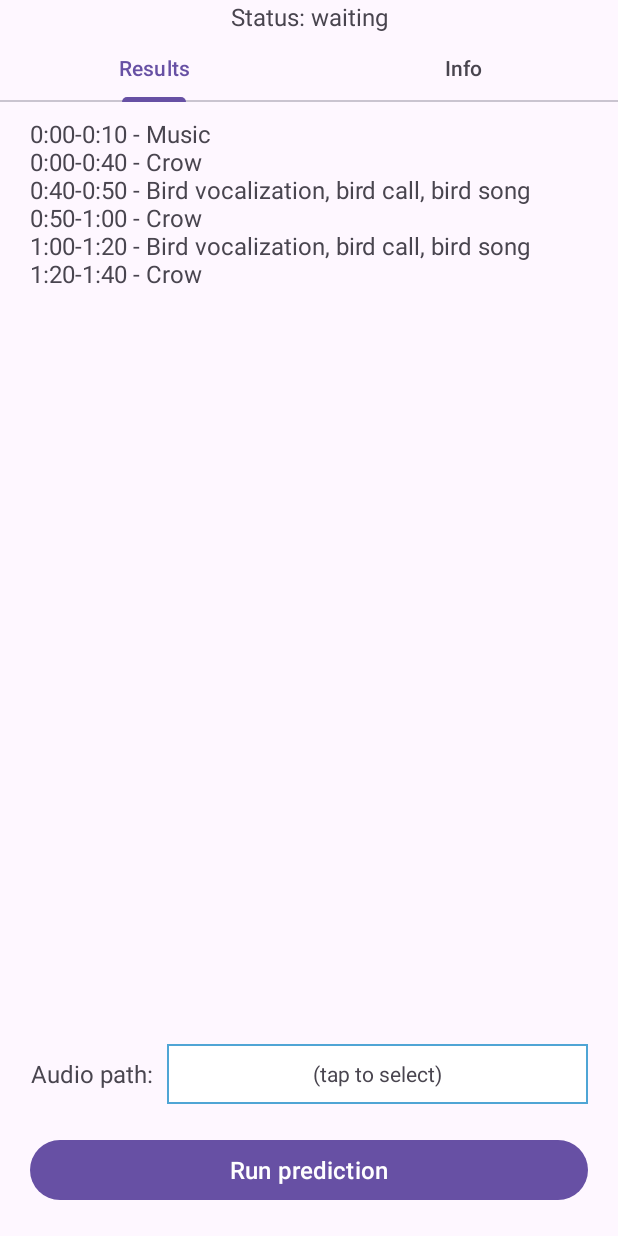
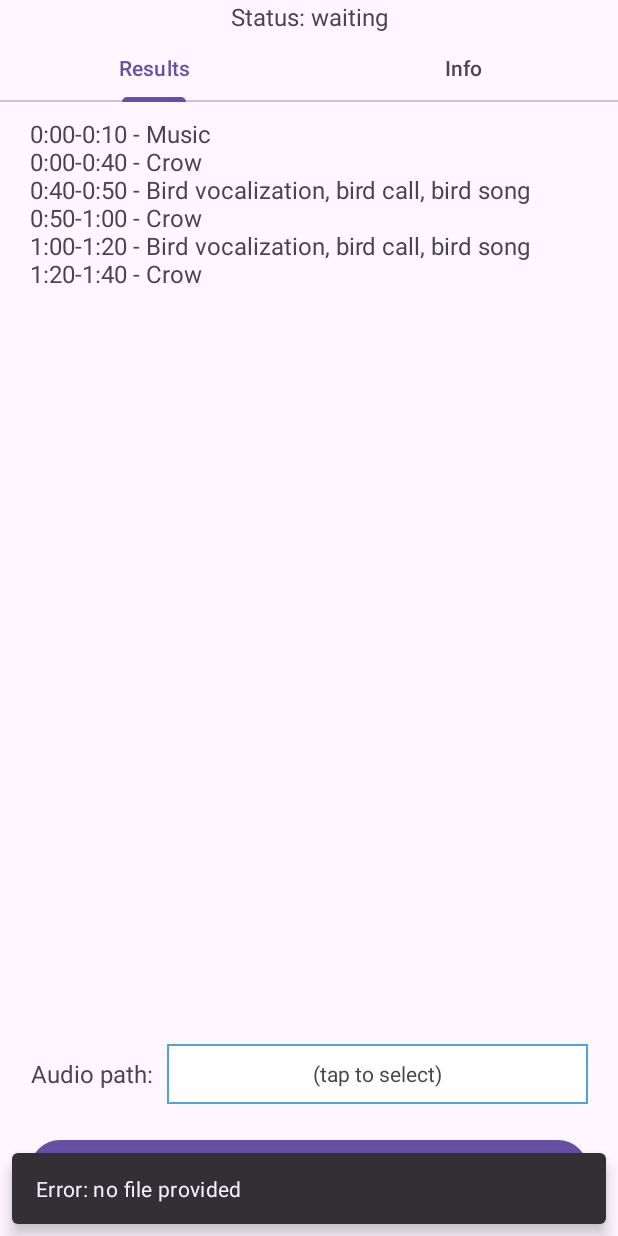
Before and after one commit to alexeyum/sound-event-finder, an Android app: the screen it shows after launch (MainActivity), after a tap on "Run prediction", on a phone screen of 412 x 824 dp. Run offline under Robolectric (Android 15) with nearby library versions, the phone set to English and light mode, and no system bars; libraries missing offline, so code that uses them is left out: com.developer.filepicker; 12 statements that could not run were skipped.

Commit message:
Error handling function

```diff
--- a/app/app/src/main/java/com/alexeyum/soundfinder/InfoFragment.java
+++ b/app/app/src/main/java/com/alexeyum/soundfinder/InfoFragment.java
@@ -7,13 +7,26 @@ import androidx.fragment.app.Fragment;
 import android.view.LayoutInflater;
 import android.view.View;
 import android.view.ViewGroup;
+import android.widget.TextView;
 
 
 public class InfoFragment extends Fragment {
+    TextView tvInfo;
+
     @Override
     public View onCreateView(LayoutInflater inflater, ViewGroup container,
                              Bundle savedInstanceState) {
         // Inflate the layout for this fragment
-        return inflater.inflate(R.layout.fragment_info, container, false);
+        View view = inflater.inflate(R.layout.fragment_info, container, false);
+
+        tvInfo = view.findViewById(R.id.tvInfo);
+
+        return view;
+    }
+
+    public void updateInfoText(String newText) {
+        if (tvInfo != null) {
+            tvInfo.setText(newText);
+        }
     }
 }
--- a/app/app/src/main/java/com/alexeyum/soundfinder/MainActivity.java
+++ b/app/app/src/main/java/com/alexeyum/soundfinder/MainActivity.java
@@ -7,14 +7,17 @@ import androidx.fragment.app.Fragment;
 import androidx.viewpager2.adapter.FragmentStateAdapter;
 import androidx.viewpager2.widget.ViewPager2;
 
+import android.graphics.Color;
 import android.os.Bundle;
 import android.util.Base64;
 import android.util.Log;
+import android.view.View;
 import android.widget.TextView;
 
 import com.developer.filepicker.model.DialogConfigs;
 import com.developer.filepicker.model.DialogProperties;
 import com.developer.filepicker.view.FilePickerDialog;
+import com.google.android.material.snackbar.Snackbar;
 import com.google.android.material.tabs.TabLayout;
 import com.google.android.material.tabs.TabLayoutMediator;
 
@@ -73,6 +76,14 @@ public class MainActivity extends AppCompatActivity {
         tvFilePath = findViewById(R.id.tvFilePath);
         tvInfo = findViewById(R.id.tvStatus);
 
+        setupTabs();
+
+        setupFileOpener();
+
+        findViewById(R.id.buttonPredict).setOnClickListener(view -> runPrediction());
+    }
+
+    protected void setupTabs() {
         ViewPager2 viewPager = findViewById(R.id.pager);
         pagerAdapter = new ViewPagerAdapter(this);
         viewPager.setAdapter(pagerAdapter);
@@ -87,12 +98,7 @@ public class MainActivity extends AppCompatActivity {
                 }
         ).attach();
 
-
-
-
-        setupFileOpener();
-
-        findViewById(R.id.buttonPredict).setOnClickListener(view -> runPrediction());
+        viewPager.setOffscreenPageLimit(2);
     }
 
     protected void setupFileOpener() {
@@ -116,8 +122,33 @@ public class MainActivity extends AppCompatActivity {
         findViewById(R.id.tvFilePath).setOnClickListener(view -> fileDialog.show());
     }
 
+    public void updateInfoText(String text) {
+        InfoFragment infoFragment = (InfoFragment) pagerAdapter.getFragment(1);
+        infoFragment.updateInfoText(text);
+    }
+
+    public void displayError(String shortText, String longText) {
+        Snackbar snackbar = Snackbar.make(
+                findViewById(R.id.constraintLayout),
+                shortText,
+                Snackbar.LENGTH_LONG);
+
+        if (longText != null) {
+            updateInfoText(longText);
+
+            snackbar.setAction("Details", new View.OnClickListener() {
+                @Override
+                public void onClick(View v) {
+                    ViewPager2 viewPager = findViewById(R.id.pager);
+                    viewPager.setCurrentItem(1, true);
+                }
+            });
+        }
+
+        snackbar.show();
+    }
+
     public void runPrediction() {
-
         ResultsFragment resFragment = (ResultsFragment)pagerAdapter.getFragment(0);
         String resExample =
                 "0:00-0:10 - Music\n" +
@@ -128,14 +159,17 @@ public class MainActivity extends AppCompatActivity {
                         "1:20-1:40 - Crow\n";
         resFragment.updateResultsText(resExample);
 
-//        String fileBase64;
-//        try {
-//            fileBase64 = readFileAsBase64(filePath);
-//        } catch (IOException e) {
-//            // TODO: print error to info field
-//            e.printStackTrace();
-//            return;
-//        }
+        if (filePath == null) {
+            displayError("Error: no file provided", null);
+            return;
+        }
+        String fileBase64;
+        try {
+            fileBase64 = readFileAsBase64(filePath);
+        } catch (IOException e) {
+            displayError("Error: failed to read file", e.toString());
+            return;
+        }
 //
 //        String apiInput;
 //        try {
--- a/app/app/src/main/res/layout/activity_main.xml
+++ b/app/app/src/main/res/layout/activity_main.xml
@@ -2,6 +2,7 @@
 <androidx.constraintlayout.widget.ConstraintLayout xmlns:android="http://schemas.android.com/apk/res/android"
     xmlns:app="http://schemas.android.com/apk/res-auto"
     xmlns:tools="http://schemas.android.com/tools"
+    android:id="@+id/constraintLayout"
     android:layout_width="match_parent"
     android:layout_height="match_parent"
     android:textAlignment="center"
--- a/app/app/src/main/res/layout/fragment_info.xml
+++ b/app/app/src/main/res/layout/fragment_info.xml
@@ -7,6 +7,7 @@
 
     <!-- TODO: Update blank fragment layout -->
     <TextView
+        android:id="@+id/tvInfo"
         android:layout_width="match_parent"
         android:layout_height="match_parent"
         android:text="[Info]"
```
